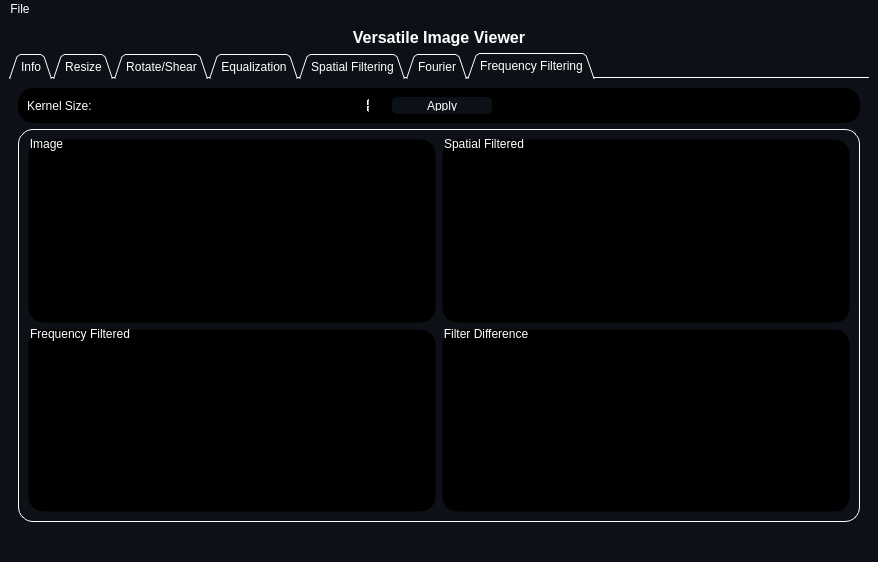
Zeyad-Alo/DICOM-Viewer, file resources/MainWindow.ui: the form before one commit.
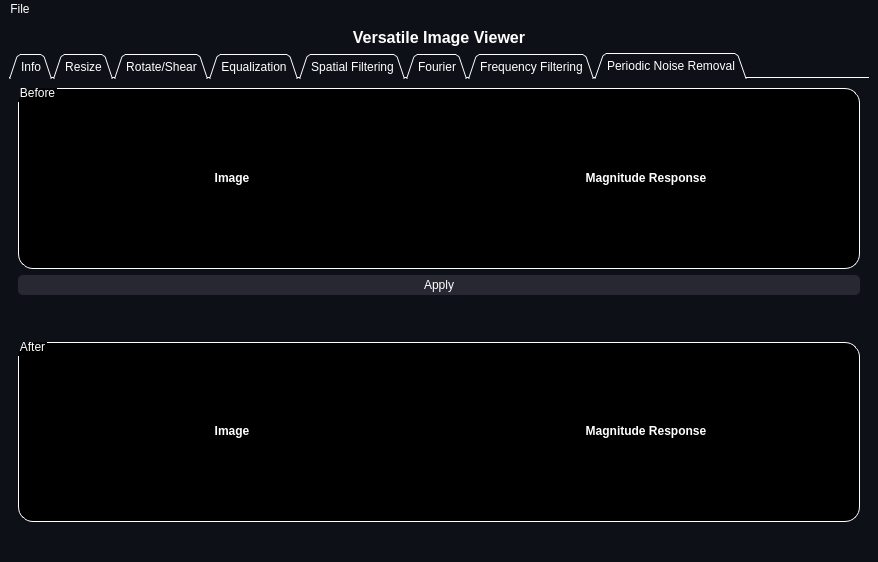
The form after the commit. Icons and pictures are not drawn.

Commit message: Periodic noise removal with frequency masking

Patch:
```diff
--- a/resources/MainWindow.ui
+++ b/resources/MainWindow.ui
@@ -38,7 +38,7 @@
        <enum>QTabWidget::Triangular</enum>
       </property>
       <property name="currentIndex">
-       <number>6</number>
+       <number>7</number>
       </property>
       <property name="documentMode">
        <bool>true</bool>
@@ -1800,7 +1800,7 @@
          </widget>
         </item>
         <item row="0" column="0">
-         <widget class="QWidget" name="" native="true">
+         <widget class="QWidget" name="widget" native="true">
           <property name="maximumSize">
            <size>
             <width>16777215</width>
@@ -1956,6 +1956,245 @@
         </item>
        </layout>
       </widget>
+      <widget class="QWidget" name="tab_8">
+       <attribute name="title">
+        <string>Periodic Noise Removal</string>
+       </attribute>
+       <layout class="QGridLayout" name="gridLayout_18">
+        <item row="3" column="0">
+         <widget class="QGroupBox" name="main_groupBox_11">
+          <property name="styleSheet">
+           <string notr="true">QGroupBox {
+background-color: rgb(0, 0, 0);
+border: 1.2px solid #ffffff;
+border-style: outset;
+border-radius: 15px;
+}
+QGroupBox::title  {
+    subcontrol-origin: margin;
+    subcontrol-position: top left;
+    padding: -5px 0px 0px 0px;
+    color: rgb(255, 255, 255);
+}</string>
+          </property>
+          <property name="title">
+           <string>After</string>
+          </property>
+          <layout class="QHBoxLayout" name="horizontalLayout_19">
+           <item>
+            <layout class="QVBoxLayout" name="verticalLayout_21">
+             <property name="spacing">
+              <number>6</number>
+             </property>
+             <item>
+              <widget class="QLabel" name="label_15">
+               <property name="maximumSize">
+                <size>
+                 <width>16777215</width>
+                 <height>15</height>
+                </size>
+               </property>
+               <property name="styleSheet">
+                <string notr="true">background-color: rgb(0, 0, 0);</string>
+               </property>
+               <property name="text">
+                <string>&lt;html&gt;&lt;head/&gt;&lt;body&gt;&lt;p align=&quot;center&quot;&gt;&lt;span style=&quot; font-weight:600;&quot;&gt;Image&lt;/span&gt;&lt;/p&gt;&lt;/body&gt;&lt;/html&gt;</string>
+               </property>
+              </widget>
+             </item>
+             <item>
+              <layout class="QVBoxLayout" name="noise_removal_after_box">
+               <property name="spacing">
+                <number>10</number>
+               </property>
+              </layout>
+             </item>
+            </layout>
+           </item>
+           <item>
+            <layout class="QVBoxLayout" name="verticalLayout_22">
+             <property name="spacing">
+              <number>6</number>
+             </property>
+             <item>
+              <widget class="QLabel" name="label_16">
+               <property name="maximumSize">
+                <size>
+                 <width>16777215</width>
+                 <height>15</height>
+                </size>
+               </property>
+               <property name="styleSheet">
+                <string notr="true">background-color: rgb(0, 0, 0);</string>
+               </property>
+               <property name="text">
+                <string>&lt;html&gt;&lt;head/&gt;&lt;body&gt;&lt;p align=&quot;center&quot;&gt;&lt;span style=&quot; font-weight:600;&quot;&gt;Magnitude Response&lt;/span&gt;&lt;/p&gt;&lt;/body&gt;&lt;/html&gt;</string>
+               </property>
+              </widget>
+             </item>
+             <item>
+              <layout class="QVBoxLayout" name="noise_removal_after_mag_box">
+               <property name="spacing">
+                <number>10</number>
+               </property>
+              </layout>
+             </item>
+            </layout>
+           </item>
+          </layout>
+         </widget>
+        </item>
+        <item row="2" column="0">
+         <widget class="QWidget" name="widget_2" native="true">
+          <property name="maximumSize">
+           <size>
+            <width>16777215</width>
+            <height>35</height>
+           </size>
+          </property>
+          <property name="styleSheet">
+           <string notr="true">QWidget {
+//background-color: rgb(0, 0, 0);
+border: 0;
+border-radius: 15px;
+}</string>
+          </property>
+          <layout class="QHBoxLayout" name="horizontalLayout_20">
+           <item>
+            <layout class="QHBoxLayout" name="horizontalLayout_27">
+             <item>
+              <spacer name="horizontalSpacer_10">
+               <property name="orientation">
+                <enum>Qt::Horizontal</enum>
+               </property>
+               <property name="sizeHint" stdset="0">
+                <size>
+                 <width>40</width>
+                 <height>20</height>
+                </size>
+               </property>
+              </spacer>
+             </item>
+            </layout>
+           </item>
+          </layout>
+         </widget>
+        </item>
+        <item row="0" column="0">
+         <widget class="QGroupBox" name="main_groupBox_10">
+          <property name="styleSheet">
+           <string notr="true">QGroupBox {
+background-color: rgb(0, 0, 0);
+border: 1.2px solid #ffffff;
+border-style: outset;
+border-radius: 15px;
+}
+QGroupBox::title  {
+    subcontrol-origin: margin;
+    subcontrol-position: top left;
+    padding: -5px 0px 0px 0px;
+    color: rgb(255, 255, 255);
+}</string>
+          </property>
+          <property name="title">
+           <string>Before</string>
+          </property>
+          <layout class="QHBoxLayout" name="horizontalLayout_18">
+           <item>
+            <layout class="QVBoxLayout" name="verticalLayout_19">
+             <property name="spacing">
+              <number>6</number>
+             </property>
+             <item>
+              <widget class="QLabel" name="label_12">
+               <property name="maximumSize">
+                <size>
+                 <width>16777215</width>
+                 <height>15</height>
+                </size>
+               </property>
+               <property name="styleSheet">
+                <string notr="true">background-color: rgb(0, 0, 0);</string>
+               </property>
+               <property name="text">
+                <string>&lt;html&gt;&lt;head/&gt;&lt;body&gt;&lt;p align=&quot;center&quot;&gt;&lt;span style=&quot; font-weight:600;&quot;&gt;Image&lt;/span&gt;&lt;/p&gt;&lt;/body&gt;&lt;/html&gt;</string>
+               </property>
+              </widget>
+             </item>
+             <item>
+              <layout class="QVBoxLayout" name="noise_removal_og_box">
+               <property name="spacing">
+                <number>10</number>
+               </property>
+              </layout>
+             </item>
+            </layout>
+           </item>
+           <item>
+            <layout class="QVBoxLayout" name="verticalLayout_20">
+             <property name="spacing">
+              <number>6</number>
+             </property>
+             <item>
+              <widget class="QLabel" name="label_14">
+               <property name="maximumSize">
+                <size>
+                 <width>16777215</width>
+                 <height>15</height>
+                </size>
+               </property>
+               <property name="styleSheet">
+                <string notr="true">background-color: rgb(0, 0, 0);</string>
+               </property>
+               <property name="text">
+                <string>&lt;html&gt;&lt;head/&gt;&lt;body&gt;&lt;p align=&quot;center&quot;&gt;&lt;span style=&quot; font-weight:600;&quot;&gt;Magnitude Response&lt;/span&gt;&lt;/p&gt;&lt;/body&gt;&lt;/html&gt;</string>
+               </property>
+              </widget>
+             </item>
+             <item>
+              <layout class="QVBoxLayout" name="noise_removal_og_mag_box">
+               <property name="spacing">
+                <number>10</number>
+               </property>
+              </layout>
+             </item>
+            </layout>
+           </item>
+          </layout>
+         </widget>
+        </item>
+        <item row="1" column="0">
+         <widget class="QPushButton" name="noise_removal_apply">
+          <property name="minimumSize">
+           <size>
+            <width>100</width>
+            <height>0</height>
+           </size>
+          </property>
+          <property name="styleSheet">
+           <string notr="true">QPushButton {
+    border-radius: 5px;
+    border-style: outset;
+    background: rgb(40,40, 50);
+	padding: 3;
+    }
+
+QPushButton:hover {
+    background: rgb(63, 95, 127)
+    }
+
+QPushButton:pressed {
+    border-style: inset;
+    background:rgb(20, 20, 20)
+    }</string>
+          </property>
+          <property name="text">
+           <string>Apply</string>
+          </property>
+         </widget>
+        </item>
+       </layout>
+      </widget>
      </widget>
     </item>
    </layout>
```
The commit also changes 4 other files.
